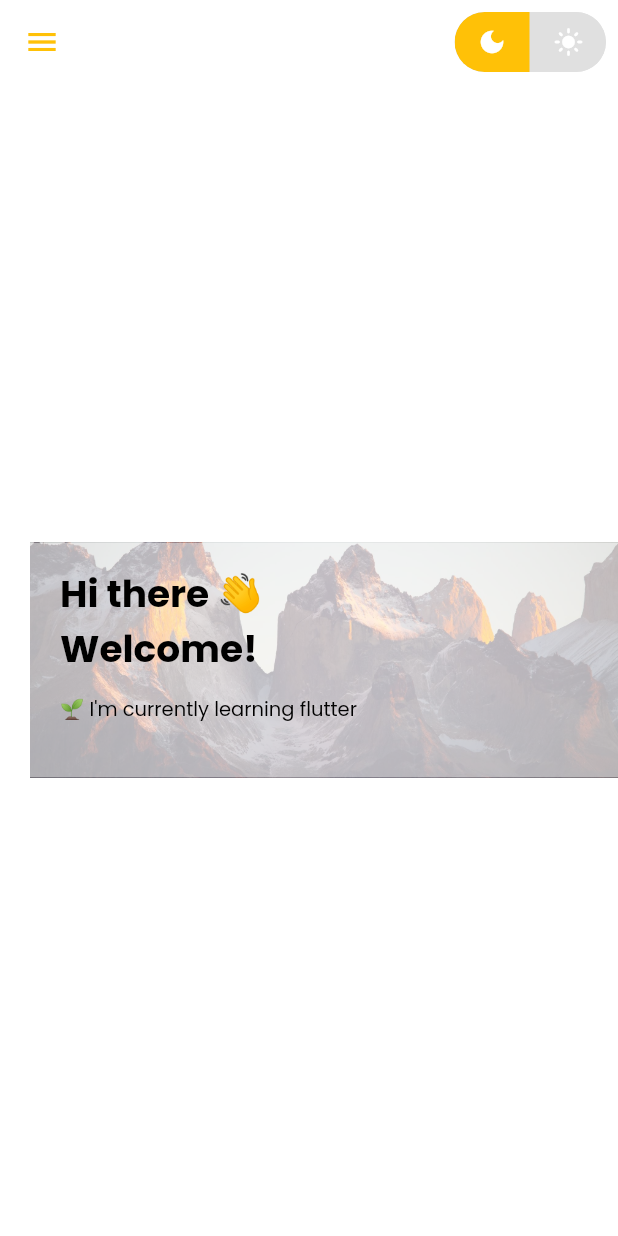
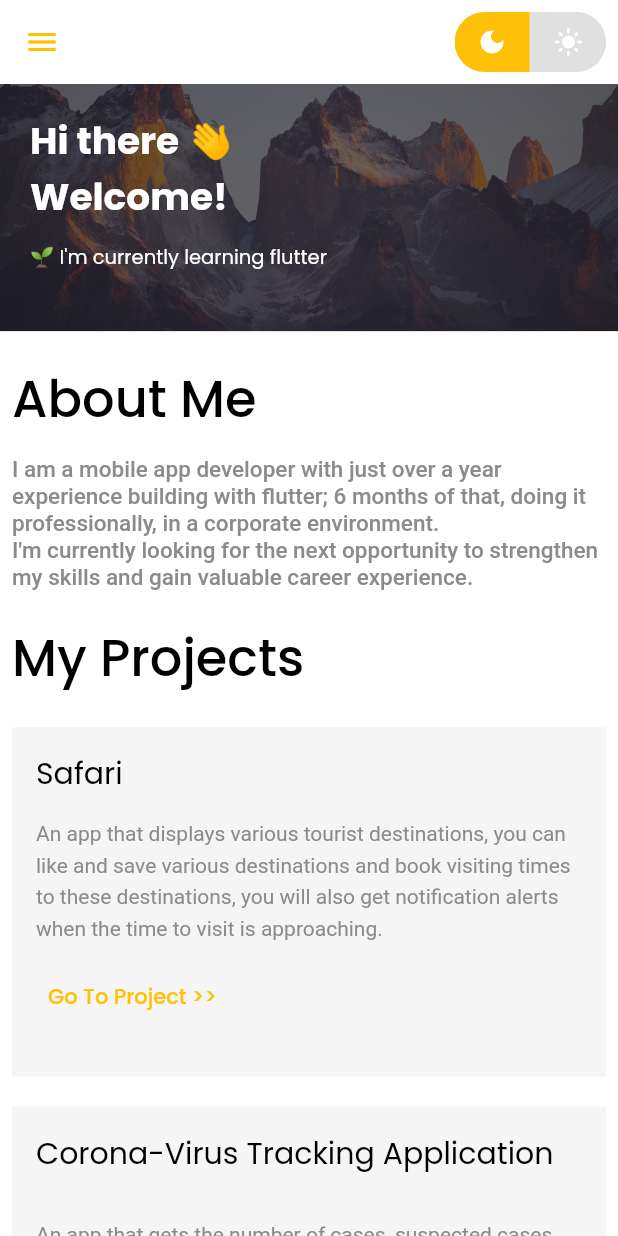
Before and after one commit to BishopSam/portfolio, a Flutter app: the screen it shows after launch, on a phone screen of 412 x 824 dp. Run offline on Flutter 3.47's test engine with Material 2 defaults, Android fonts, the phone set to English and light mode, and no system bars; drawn by our look-alikes of animated_text_kit, toggle_switch; our stand-ins replace flutter_svg, google_fonts.

```diff
--- a/lib/main.dart
+++ b/lib/main.dart
@@ -38,7 +38,7 @@ class MyApp extends StatelessWidget {
             theme: ThemeData.light().copyWith(
               primaryColor: primaryColor,
               scaffoldBackgroundColor: Colors.white,
-              canvasColor: Colors.white,
+              canvasColor: Colors.grey[100],
               appBarTheme: const AppBarTheme(
                   color: Colors.transparent,
                   elevation: 0,
@@ -56,7 +56,7 @@ class MyApp extends StatelessWidget {
             darkTheme: ThemeData.dark().copyWith(
               primaryColor: primaryColor,
               scaffoldBackgroundColor: bgColor,
-              canvasColor: bgColor,
+              canvasColor: secondaryColor,
               appBarTheme: const AppBarTheme(
                   color: Colors.transparent,
                   elevation: 0,
--- a/lib/src/common_widgets/project_card.dart
+++ b/lib/src/common_widgets/project_card.dart
@@ -0,0 +1,50 @@
+import 'package:flutter/material.dart';
+import 'package:portfolio_app/src/common_widgets/responsive_widget.dart';
+import 'package:portfolio_app/src/constants/app_colors.dart';
+import 'package:portfolio_app/src/constants/app_sizes.dart';
+import 'package:portfolio_app/src/models/project.dart';
+
+class ProjectCard extends StatelessWidget {
+  const ProjectCard({
+    Key? key,
+    required this.project,
+  }) : super(key: key);
+
+  final Project project;
+
+  @override
+  Widget build(BuildContext context) {
+    return Container(
+      padding: const EdgeInsets.all(Sizes.p16),
+      color: Theme.of(context).canvasColor,
+      child: Column(
+        crossAxisAlignment: CrossAxisAlignment.start,
+        children: [
+          Text(
+            project.title,
+            maxLines: 2,
+            overflow: TextOverflow.ellipsis,
+            style:
+                Theme.of(context).textTheme.subtitle1!.copyWith(fontSize: 20),
+          ),
+          const Spacer(),
+          Text(
+            project.description,
+            maxLines: Responsive.isMobileLarge(context) ? 4 : 5,
+            overflow: TextOverflow.ellipsis,
+            style: const TextStyle(height: 1.5),
+          ),
+          const Spacer(),
+          TextButton(
+            onPressed: () {},
+            child: const Text(
+              "Go To Project >>",
+              style: TextStyle(color: primaryColor),
+            ),
+          ),
+          const Spacer(),
+        ],
+      ),
+    );
+  }
+}
--- /dev/null
+++ b/lib/src/constants/projects_list.dart
@@ -0,0 +1,19 @@
+import 'package:portfolio_app/src/models/project.dart';
+
+List<Project> kTestProjects = [
+  Project(
+    title: "Safari",
+    description:
+        "An app that displays various tourist destinations, you can like and save various destinations and book visiting times to these destinations, you will also get notification alerts when the time to visit is approaching.",
+  ),
+  Project(
+    title: "Corona-Virus Tracking Application",
+    description:
+        "An app that gets the number of cases, suspected cases, confirmed cases , deaths and recoveries from a RESTApi. ",
+  ),
+  Project(
+    title: "Dietri",
+    description:
+       'A mobile app that helps users make healthier food choices by providing a basic food nutritional value guide and suggested meal options.'),
+
+];
--- a/lib/src/home/home_header.dart
+++ b/lib/src/home/home_header.dart
@@ -20,7 +20,7 @@ class HomeBanner extends StatelessWidget {
             "assets/images/bg.jpeg",
             fit: BoxFit.cover,
           ),
-          Container(color: Theme.of(context).canvasColor.withOpacity(0.66)),
+          Container(color: bgColor.withOpacity(0.66)),
           Padding(
             padding: const EdgeInsets.symmetric(horizontal: Sizes.p20),
             child: Column(
@@ -30,14 +30,14 @@ class HomeBanner extends StatelessWidget {
                 Text(
                   "Hi there 👋 \nWelcome!",
                   style: Responsive.isDesktop(context)
-                      ? Theme.of(context)
-                          .textTheme
-                          .subtitle1!
-                          .copyWith(fontWeight: FontWeight.bold, fontSize: 48)
-                      : Theme.of(context)
-                          .textTheme
-                          .subtitle1!
-                          .copyWith(fontWeight: FontWeight.bold, fontSize: 25),
+                      ? Theme.of(context).textTheme.subtitle1!.copyWith(
+                          fontWeight: FontWeight.bold,
+                          fontSize: 48,
+                          color: Colors.white)
+                      : Theme.of(context).textTheme.subtitle1!.copyWith(
+                          fontWeight: FontWeight.bold,
+                          fontSize: 25,
+                          color: Colors.white),
                 ),
                 if (Responsive.isMobileLarge(context)) gapH12,
                 const MyBuildAnimatedText(),
@@ -88,21 +88,13 @@ class AnimatedText extends StatelessWidget {
       animatedTexts: [
         TyperAnimatedText("🌱 I'm currently learning flutter ",
             speed: const Duration(milliseconds: 60),
-            textStyle: const TextStyle(
-              fontSize: 13,
-            )),
+            textStyle: const TextStyle(fontSize: 13, color: Colors.white)),
         TyperAnimatedText("👯 I’m looking to collaborate on flutter projects ",
             speed: const Duration(milliseconds: 60),
-            textStyle: Responsive.isMobile(context)
-                ? const TextStyle(
-                    fontSize: 13,
-                  )
-                : null),
+            textStyle: const TextStyle(fontSize: 13, color: Colors.white)),
         TyperAnimatedText("⚡ Fun fact: Wikipedia is downloadable. ",
             speed: const Duration(milliseconds: 60),
-            textStyle: const TextStyle(
-              fontSize: 13,
-            )),
+            textStyle: const TextStyle(fontSize: 13, color: Colors.white)),
       ],
     );
   }
@@ -118,12 +110,13 @@ class FlutterCodedText extends StatelessWidget {
     return const Text.rich(
       TextSpan(
         text: "<",
+        style: TextStyle(color: Colors.white),
         children: [
           TextSpan(
             text: "flutter",
             style: TextStyle(color: primaryColor),
           ),
-          TextSpan(text: ">"),
+          TextSpan(text: ">", style: TextStyle(color: Colors.white)),
         ],
       ),
     );
--- a/lib/src/home/home_screen.dart
+++ b/lib/src/home/home_screen.dart
@@ -1,5 +1,8 @@
 import 'package:flutter/material.dart';
+import 'package:portfolio_app/src/constants/app_sizes.dart';
 import 'package:portfolio_app/src/home/home_header.dart';
+import 'package:portfolio_app/src/home/projects_grid_view.dart';
+import 'package:portfolio_app/src/home/recommendations.dart';
 import 'package:portfolio_app/src/home/responsive_main_screen.dart';
 import 'package:portfolio_app/src/theme/theme_controller.dart';
 
@@ -11,7 +14,18 @@ class HomeScreen extends StatelessWidget {
   Widget build(BuildContext context) {
     return MainScreen(
       themeController: themeController,
-      children: [HomeBanner()],
+      children: const [
+        HomeBanner(),
+        Padding(
+          padding: EdgeInsets.symmetric(horizontal: 8.0),
+          child: MyProjects(),
+        ),
+        Padding(
+          padding: EdgeInsets.symmetric(horizontal: 8.0),
+          child: Recommendations(),
+        ),
+        gapH12
+      ],
     );
   }
 }
--- /dev/null
+++ b/lib/src/home/projects_grid_view.dart
@@ -0,0 +1,74 @@
+import 'package:flutter/material.dart';
+import 'package:portfolio_app/src/common_widgets/project_card.dart';
+import 'package:portfolio_app/src/common_widgets/responsive_widget.dart';
+import 'package:portfolio_app/src/constants/app_sizes.dart';
+import 'package:portfolio_app/src/constants/projects_list.dart';
+
+class MyProjects extends StatelessWidget {
+  const MyProjects({
+    Key? key,
+  }) : super(key: key);
+
+  @override
+  Widget build(BuildContext context) {
+    return Column(
+      crossAxisAlignment: CrossAxisAlignment.start,
+      children: [
+        gapH20,
+        Text(
+          "About Me",
+          style: Theme.of(context).textTheme.headline6!.copyWith(fontSize: 34),
+        ),
+        gapH12,
+        Text(
+          "I am a mobile app developer with just over a year experience building with flutter; 6 months of that, doing it professionally, in a corporate environment. \nI'm currently looking for the next opportunity to strengthen my skills and gain valuable career experience.",
+          style: Theme.of(context).textTheme.bodyText1!.copyWith(fontSize: 15),
+        ),
+        gapH20,
+        Text(
+          "My Projects",
+          style: Theme.of(context).textTheme.headline6!.copyWith(fontSize: 34),
+        ),
+        gapH20,
+        const Responsive(
+          mobile: ProjectsGridView(
+            crossAxisCount: 1,
+            childAspectRatio: 1.7,
+          ),
+          mobileLarge: ProjectsGridView(crossAxisCount: 2),
+          tablet: ProjectsGridView(childAspectRatio: 1.1),
+          desktop: ProjectsGridView(),
+        )
+      ],
+    );
+  }
+}
+
+class ProjectsGridView extends StatelessWidget {
+  const ProjectsGridView({
+    Key? key,
+    this.crossAxisCount = 3,
+    this.childAspectRatio = 1.3,
+  }) : super(key: key);
+
+  final int crossAxisCount;
+  final double childAspectRatio;
+
+  @override
+  Widget build(BuildContext context) {
+    return GridView.builder(
+      shrinkWrap: true,
+      physics: const NeverScrollableScrollPhysics(),
+      itemCount: kTestProjects.length,
+      gridDelegate: SliverGridDelegateWithFixedCrossAxisCount(
+        crossAxisCount: crossAxisCount,
+        childAspectRatio: childAspectRatio,
+        crossAxisSpacing: Sizes.p20,
+        mainAxisSpacing: Sizes.p20,
+      ),
+      itemBuilder: (context, index) => ProjectCard(
+        project: kTestProjects[index],
+      ),
+    );
+  }
+}
--- a/lib/src/home/responsive_main_screen.dart
+++ b/lib/src/home/responsive_main_screen.dart
@@ -1,5 +1,4 @@
 import 'package:flutter/material.dart';
-import 'package:portfolio_app/src/constants/app_sizes.dart';
 import 'package:portfolio_app/src/constants/breakpoints.dart';
 import 'package:portfolio_app/src/home/widgets/side_menu.dart';
 import 'package:portfolio_app/src/theme/theme_controller.dart';
@@ -59,7 +58,6 @@ class MainScreen extends StatelessWidget {
                     activeFgColor: Colors.white,
                     inactiveBgColor: Colors.grey[300],
                     inactiveFgColor: Colors.white,
-                    // animate must be set to true when using custom curve
                     onToggle: (index) {
                       themeController.updateThemeMode(ThemeMode.values[index!]);
                     },
@@ -79,13 +77,14 @@ class MainScreen extends StatelessWidget {
                   flex: 2,
                   child: SideMenu(),
                 ),
-              const SizedBox(width: Sizes.p20),
               Expanded(
                 flex: 7,
                 child: SingleChildScrollView(
+                  physics: const BouncingScrollPhysics(),
                   child: Stack(
                     children: [
                       Column(
+                        crossAxisAlignment: CrossAxisAlignment.stretch,
                         children: [
                           ...children,
                           // our footer
--- a/lib/src/home/widgets/side_menu.dart
+++ b/lib/src/home/widgets/side_menu.dart
@@ -15,6 +15,7 @@ class SideMenu extends StatelessWidget {
   @override
   Widget build(BuildContext context) {
     return Drawer(
+      backgroundColor: Theme.of(context).scaffoldBackgroundColor,
       child: SafeArea(
         child: SingleChildScrollView(
           child: Column(
@@ -42,7 +43,7 @@ class SideMenu extends StatelessWidget {
                       ),
                       const BioText(
                         title: "Email",
-                        text: "bishopuzichukwu37@gmail.com",
+                        text: "bishopuzochukwu37@gmail.com",
                       ),
                       const Skills(),
                       gapH20,
--- a/lib/src/models/project.dart
+++ b/lib/src/models/project.dart
@@ -0,0 +1,6 @@
+class Project {
+  final String title, description;
+
+  Project({required this.title,required this.description});
+
+}
--- a/lib/src/models/recommendation.dart
+++ b/lib/src/models/recommendation.dart
@@ -0,0 +1,5 @@
+class Recommendation {
+  final String name, text;
+
+  Recommendation({required this.name, required this.text});
+}
```
Also changed, not shown: lib/src/common_widgets/recommendation_card.dart (added, +37 -0 lines), lib/src/constants/recommendations_list.dart (added, +19 -0 lines), lib/src/home/recommendations.dart (added, +41 -0 lines), lib/src/home/widgets/personal_info.dart (+9 -5 lines).
